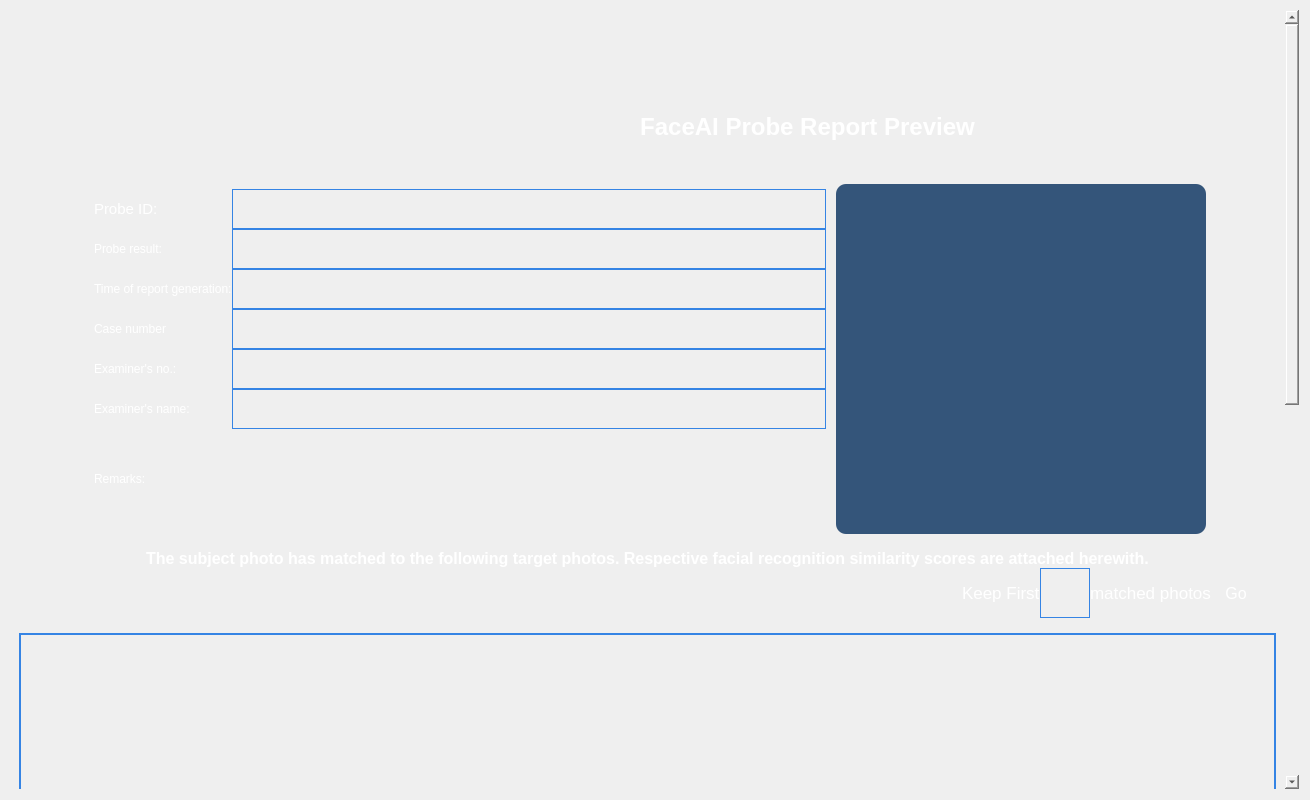
The window that forms/Page_5.ui (apollo-k22/FaceAI-Product) describes before a commit, drawn with Qt 5.
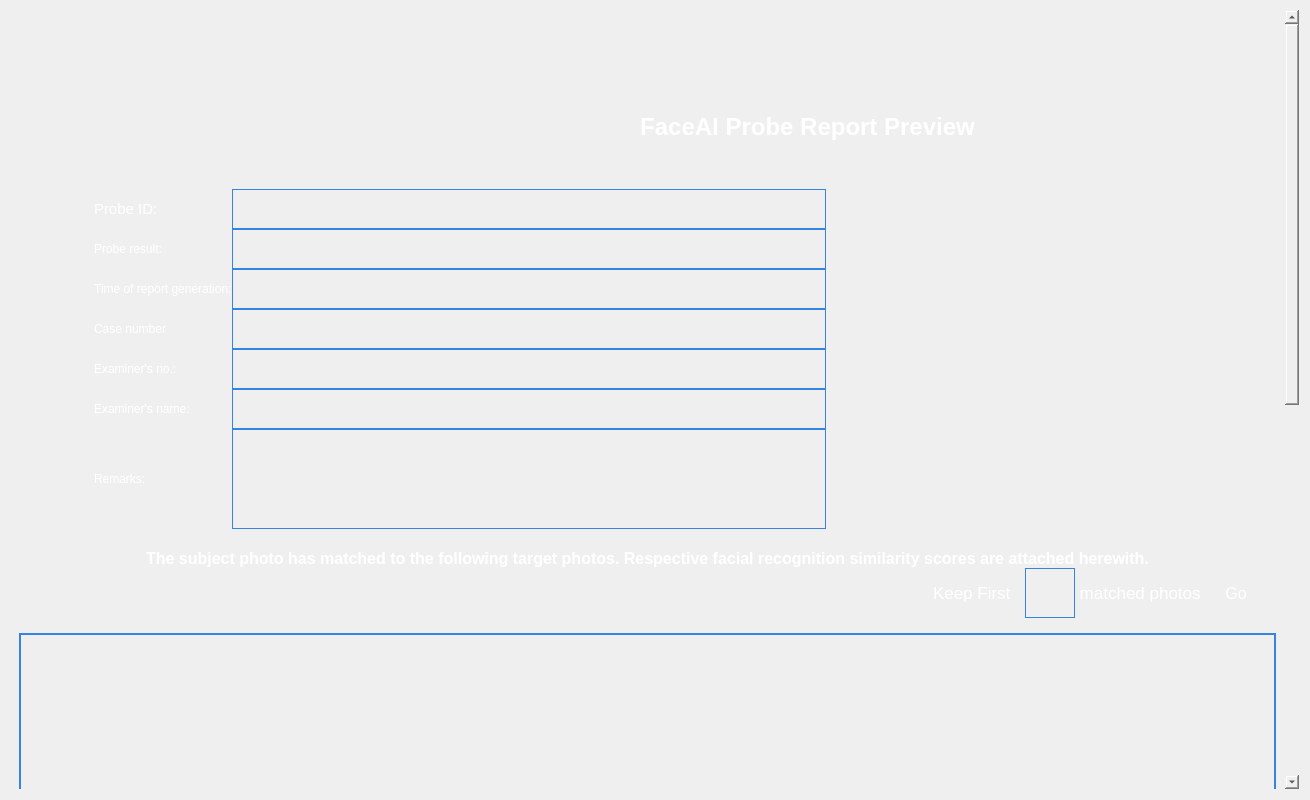
The same window after the commit. Icons and pictures are not drawn.

Patch:
```diff
--- a/forms/Page_5.ui
+++ b/forms/Page_5.ui
@@ -41,7 +41,7 @@
         <x>0</x>
         <y>0</y>
         <width>1274</width>
-        <height>1609</height>
+        <height>1611</height>
        </rect>
       </property>
       <property name="styleSheet">
@@ -595,8 +595,26 @@
                  </item>
                  <item row="8" column="1">
                   <widget class="QTextEdit" name="teditRemarks">
+                   <property name="enabled">
+                    <bool>true</bool>
+                   </property>
                    <property name="styleSheet">
-                    <string notr="true"/>
+                    <string notr="true">color: rgb(255, 255, 255);
+    font-size: 14pt;
+    font-family: Arial;
+    background-color: #3E536A;
+    background:transparent;
+    border: 1px solid rgb(53, 132, 228);</string>
+                   </property>
+                   <property name="readOnly">
+                    <bool>true</bool>
+                   </property>
+                   <property name="html">
+                    <string>&lt;!DOCTYPE HTML PUBLIC &quot;-//W3C//DTD HTML 4.0//EN&quot; &quot;http://www.w3.org/TR/REC-html40/strict.dtd&quot;&gt;
+&lt;html&gt;&lt;head&gt;&lt;meta name=&quot;qrichtext&quot; content=&quot;1&quot; /&gt;&lt;style type=&quot;text/css&quot;&gt;
+p, li { white-space: pre-wrap; }
+&lt;/style&gt;&lt;/head&gt;&lt;body style=&quot; font-family:'Arial'; font-size:14pt; font-weight:400; font-style:normal;&quot;&gt;
+&lt;p style=&quot;-qt-paragraph-type:empty; margin-top:0px; margin-bottom:0px; margin-left:0px; margin-right:0px; -qt-block-indent:0; text-indent:0px; font-size:12pt;&quot;&gt;&lt;br /&gt;&lt;/p&gt;&lt;/body&gt;&lt;/html&gt;</string>
                    </property>
                   </widget>
                  </item>
@@ -628,7 +646,6 @@
                  </property>
                  <property name="styleSheet">
                   <string notr="true">background:transparent;
-background-color: #34557a;
 background-size: cover;
 background-repeat: no-repeat;
 background-position: center;
@@ -716,7 +733,7 @@
 background:transparent;</string>
                </property>
                <property name="text">
-                <string>Keep First</string>
+                <string>Keep First   </string>
                </property>
               </widget>
              </item>
@@ -762,7 +779,7 @@
 background:transparent;</string>
                </property>
                <property name="text">
-                <string>matched photos</string>
+                <string> matched photos  </string>
                </property>
               </widget>
              </item>
```
